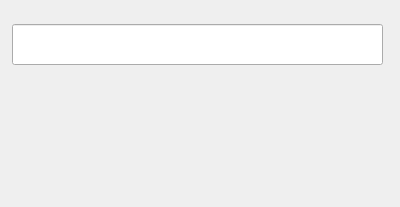
This is Login/waitingdialog.ui in cosimo265598/Edilive as Qt 5 draws it before an edit. The edited form follows.
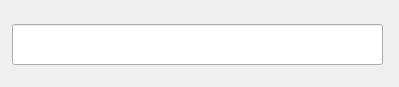
This is the edited form.

Patch:
```diff
--- a/Login/waitingdialog.ui
+++ b/Login/waitingdialog.ui
@@ -6,8 +6,8 @@
    <rect>
     <x>0</x>
     <y>0</y>
-    <width>400</width>
-    <height>207</height>
+    <width>399</width>
+    <height>87</height>
    </rect>
   </property>
   <property name="windowTitle">
```
